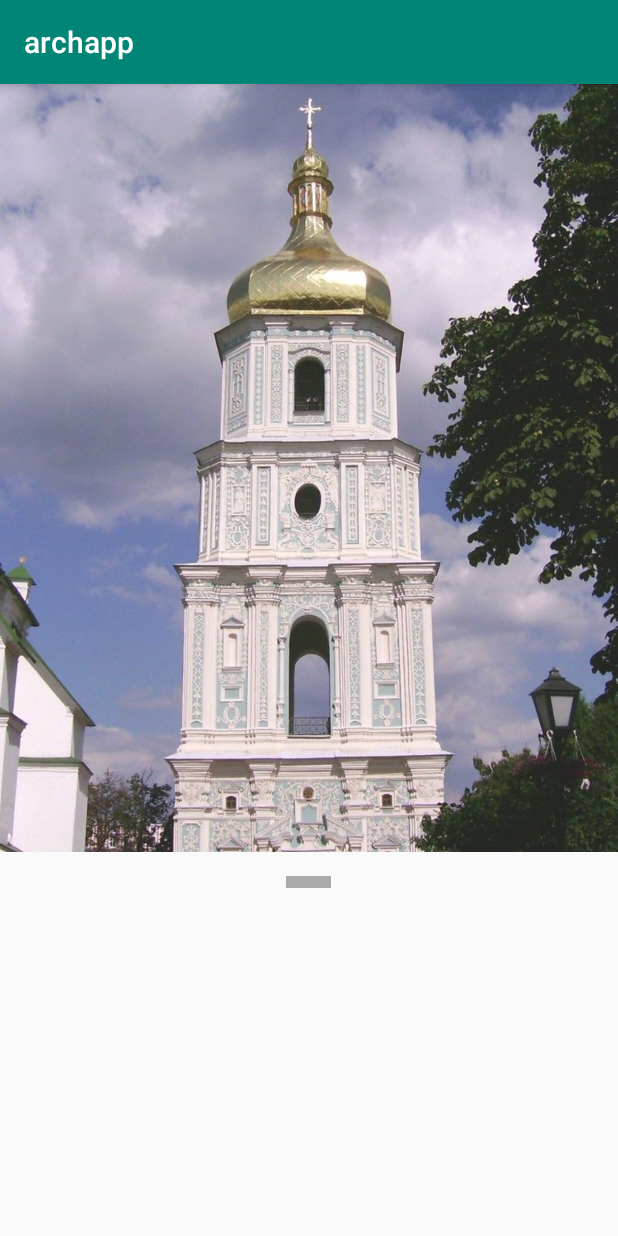
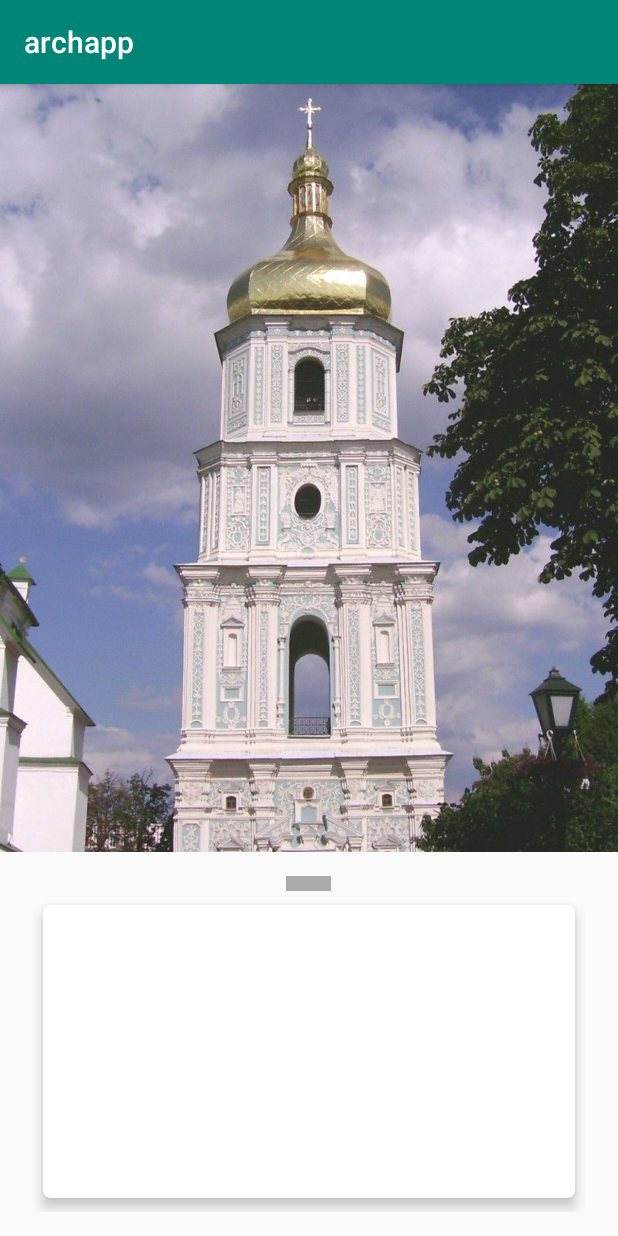
Before and after one commit to Urdzik/ViewIt, an Android app: the screen it shows after launch (MainActivity), on a phone screen of 412 x 824 dp. Run offline under Robolectric (Android 15) with nearby library versions, the phone set to English and light mode, and no system bars.

Commit message:
Add comments

```diff
--- a/app/build.gradle
+++ b/app/build.gradle
@@ -32,6 +32,8 @@ dependencies {
     androidTestImplementation 'com.android.support.test.espresso:espresso-core:3.0.2'
 
     implementation 'com.google.firebase:firebase-core:16.0.7'
+
+    implementation 'com.android.support:cardview-v7:28.0.0'
 }
 
 apply plugin: 'com.google.gms.google-services'
--- a/app/src/main/java/com/company/archapp/DetailFragment.kt
+++ b/app/src/main/java/com/company/archapp/DetailFragment.kt
@@ -8,7 +8,7 @@ import android.view.View
 import android.view.ViewGroup
 
 class DetailFragment : Fragment() {
-    lateinit var lineView: View
+    lateinit var lineView: View // Line
 
     companion object {
         fun newInstance(): DetailFragment {
@@ -19,19 +19,22 @@ class DetailFragment : Fragment() {
 
     override fun onCreateView(inflater: LayoutInflater, container: ViewGroup?, savedInstanceState: Bundle?): View? {
         val root = inflater.inflate(R.layout.fragment_detail, container, false)
+        // init views
         lineView = root.findViewById(R.id.line)
+
+        // Set OnTouchListener for swipe to top and bottom
         lineView.setOnTouchListener(object : OnSwipeTouchListener(activity!!.applicationContext) {
             override fun onTouch(v: View, event: MotionEvent): Boolean {
                 return super.onTouch(v, event)
             }
 
             override fun onSwipeTop() {
-                val listener: OnSwipedLineListener =activity as OnSwipedLineListener
+                val listener: OnSwipedLineListener = activity as OnSwipedLineListener
                 listener.onLineSwiped(1f, 2f)
             }
 
             override fun onSwipeBottom() {
-                val listener: OnSwipedLineListener =activity as OnSwipedLineListener
+                val listener: OnSwipedLineListener = activity as OnSwipedLineListener
                 listener.onLineSwiped(2f, 1f)
             }
 
--- a/app/src/main/java/com/company/archapp/MainActivity.kt
+++ b/app/src/main/java/com/company/archapp/MainActivity.kt
@@ -6,13 +6,13 @@ import android.support.v4.app.Fragment
 import android.support.v4.app.FragmentTransaction
 import android.support.v7.app.AppCompatActivity
 import android.view.ViewGroup
+import android.widget.FrameLayout
 import android.widget.ImageView
 import android.widget.LinearLayout
 
-
-
 class MainActivity : AppCompatActivity(), DetailFragment.OnSwipedLineListener {
     private lateinit var imageView: ImageView
+    private lateinit var frameLayout: FrameLayout
 
     override fun onCreate(savedInstanceState: Bundle?) {
         super.onCreate(savedInstanceState)
@@ -23,8 +23,12 @@ class MainActivity : AppCompatActivity(), DetailFragment.OnSwipedLineListener {
 
         // Init views
         imageView = findViewById<ImageView>(R.id.image_view)
+        frameLayout = findViewById(R.id.fragment_container)
     }
 
+    /*
+    Method for adding fragments to activity
+     */
     @SuppressLint("CommitTransaction")
     protected fun addFragment(
         containerRes: Int?,
@@ -51,7 +55,12 @@ class MainActivity : AppCompatActivity(), DetailFragment.OnSwipedLineListener {
         transaction.commitAllowingStateLoss()
     }
 
+    /**
+     * Change weight of ImageView and FrameLayout
+     * when line swiped
+     */
     override fun onLineSwiped(imageWeight: Float?, fragmentWeight: Float?) {
+        // We need to use LinearLayout.LayoutParams class
         val imageParams = LinearLayout.LayoutParams(
             ViewGroup.LayoutParams.MATCH_PARENT,
             0,
@@ -63,7 +72,8 @@ class MainActivity : AppCompatActivity(), DetailFragment.OnSwipedLineListener {
             fragmentWeight!!
         )
 
+        // set layout params to views
         imageView.layoutParams = imageParams
-        supportFragmentManager.findFragmentById(R.id.fragment_container)
+        frameLayout.layoutParams = fragmentParams
     }
 }
--- a/app/src/main/res/layout/activity_main.xml
+++ b/app/src/main/res/layout/activity_main.xml
@@ -15,7 +15,6 @@
             android:src="@drawable/sof_tower"
             android:scaleType="centerCrop"/>
 
-
     <include layout="@layout/fragment_container"/>
 
 </LinearLayout>
--- a/app/src/main/res/layout/fragment_detail.xml
+++ b/app/src/main/res/layout/fragment_detail.xml
@@ -13,10 +13,27 @@
 
     <View android:id="@+id/line"
           android:layout_width="30dp"
-          android:layout_height="8dp"
+          android:layout_height="10dp"
           android:background="@android:color/darker_gray"
-          android:layout_centerHorizontal="true"/>
+          android:layout_centerHorizontal="true"
+          android:layout_alignParentTop="true"/>
 
+    <android.support.v7.widget.CardView
+            xmlns:card_view="http://schemas.android.com/apk/res-auto"
+            android:id="@+id/short_detail_cv"
+            android:layout_width="match_parent"
+            android:layout_height="wrap_content"
+            android:layout_below="@id/line"
+            android:layout_alignParentEnd="true"
+            android:layout_alignParentStart="true"
+            android:layout_alignParentBottom="true"
+            card_view:cardCornerRadius="5dp"
+            card_view:cardElevation="5dp"
+            card_view:cardUseCompatPadding="true"
+            android:clickable="true"
+            android:foreground="?android:attr/selectableItemBackground"
+            android:focusable="true">
 
+    </android.support.v7.widget.CardView>
 
 </RelativeLayout>
```
Also changed, not shown: app/src/main/java/com/company/archapp/OnSwipeTouchListener.kt (+7 -0 lines).
